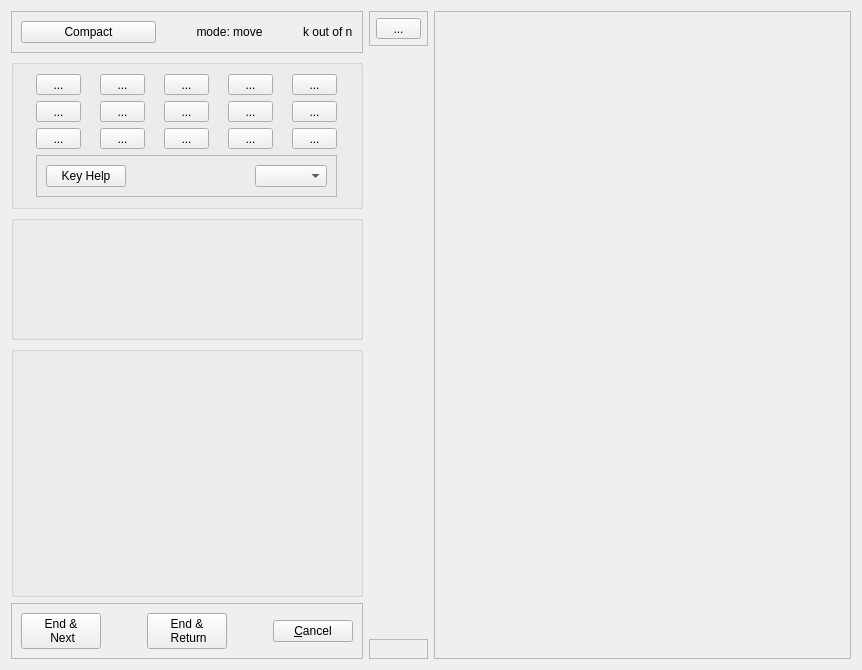
This is qtCreatorFiles/ui_annotator_righthandmouse.ui in plomgrading/plom as Qt 5 draws it before an edit. The edited form follows.
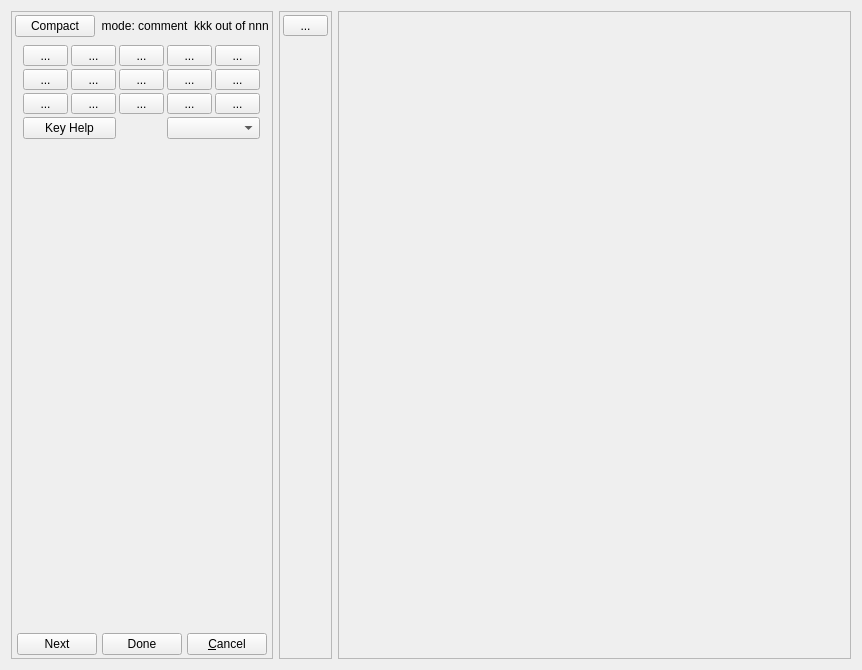
This is the edited form.

Commit message: Massaging of margins etc in annotator

What changed in the file:
```diff
--- a/qtCreatorFiles/ui_annotator_righthandmouse.ui
+++ b/qtCreatorFiles/ui_annotator_righthandmouse.ui
@@ -17,11 +17,159 @@
    <string>Annotate paper</string>
   </property>
   <layout class="QGridLayout" name="gridLayout">
+   <item row="0" column="3" rowspan="5">
+    <widget class="QFrame" name="pageFrame">
+     <property name="sizePolicy">
+      <sizepolicy hsizetype="Preferred" vsizetype="Preferred">
+       <horstretch>2</horstretch>
+       <verstretch>0</verstretch>
+      </sizepolicy>
+     </property>
+     <property name="frameShape">
+      <enum>QFrame::StyledPanel</enum>
+     </property>
+     <property name="frameShadow">
+      <enum>QFrame::Raised</enum>
+     </property>
+     <layout class="QGridLayout" name="pageFrameGrid">
+      <property name="leftMargin">
+       <number>3</number>
+      </property>
+      <property name="topMargin">
+       <number>3</number>
+      </property>
+      <property name="rightMargin">
+       <number>3</number>
+      </property>
+      <property name="bottomMargin">
+       <number>3</number>
+      </property>
+     </layout>
+    </widget>
+   </item>
+   <item row="0" column="2" rowspan="5">
+    <widget class="QFrame" name="revealBox0">
+     <property name="frameShape">
+      <enum>QFrame::StyledPanel</enum>
+     </property>
+     <property name="frameShadow">
+      <enum>QFrame::Raised</enum>
+     </property>
+     <layout class="QVBoxLayout" name="verticalLayout_2">
+      <property name="spacing">
+       <number>0</number>
+      </property>
+      <property name="leftMargin">
+       <number>0</number>
+      </property>
+      <property name="topMargin">
+       <number>0</number>
+      </property>
+      <property name="rightMargin">
+       <number>0</number>
+      </property>
+      <property name="bottomMargin">
+       <number>0</number>
+      </property>
+      <item alignment="Qt::AlignTop">
+       <widget class="QFrame" name="revealBox1">
+        <property name="sizePolicy">
+         <sizepolicy hsizetype="Preferred" vsizetype="Minimum">
+          <horstretch>0</horstretch>
+          <verstretch>0</verstretch>
+         </sizepolicy>
+        </property>
+        <property name="frameShape">
+         <enum>QFrame::NoFrame</enum>
+        </property>
+        <property name="frameShadow">
+         <enum>QFrame::Raised</enum>
+        </property>
+        <layout class="QGridLayout" name="revealLayout">
+         <property name="leftMargin">
+          <number>3</number>
+         </property>
+         <property name="topMargin">
+          <number>3</number>
+         </property>
+         <property name="rightMargin">
+          <number>3</number>
+         </property>
+         <property name="bottomMargin">
+          <number>3</number>
+         </property>
+         <property name="spacing">
+          <number>3</number>
+         </property>
+         <item row="1" column="0">
+          <widget class="QToolButton" name="deltaButton">
+           <property name="sizePolicy">
+            <sizepolicy hsizetype="Fixed" vsizetype="Fixed">
+             <horstretch>0</horstretch>
+             <verstretch>0</verstretch>
+            </sizepolicy>
+           </property>
+           <property name="minimumSize">
+            <size>
+             <width>45</width>
+             <height>0</height>
+            </size>
+           </property>
+           <property name="text">
+            <string>...</string>
+           </property>
+          </widget>
+         </item>
+        </layout>
+       </widget>
+      </item>
+      <item alignment="Qt::AlignHCenter|Qt::AlignBottom">
+       <widget class="QFrame" name="revealBox2">
+        <property name="sizePolicy">
+         <sizepolicy hsizetype="Preferred" vsizetype="Minimum">
+          <horstretch>0</horstretch>
+          <verstretch>0</verstretch>
+         </sizepolicy>
+        </property>
+        <property name="frameShape">
+         <enum>QFrame::NoFrame</enum>
+        </property>
+        <property name="frameShadow">
+         <enum>QFrame::Raised</enum>
+        </property>
+        <layout class="QVBoxLayout" name="revealLayout2">
+         <property name="spacing">
+          <number>3</number>
+         </property>
+         <property name="leftMargin">
+          <number>3</number>
+         </property>
+         <property name="topMargin">
+          <number>3</number>
+         </property>
+         <property name="rightMargin">
+          <number>3</number>
+         </property>
+         <property name="bottomMargin">
+          <number>3</number>
+         </property>
+        </layout>
+       </widget>
+      </item>
+     </layout>
+    </widget>
+   </item>
    <item row="0" column="1" rowspan="5">
     <widget class="QFrame" name="hideableBox">
-     <layout class="QVBoxLayout" name="verticalLayout">
+     <property name="frameShape">
+      <enum>QFrame::StyledPanel</enum>
+     </property>
+     <property name="frameShadow">
+      <enum>QFrame::Raised</enum>
+     </property>
+     <layout class="QVBoxLayout" name="verticalLayout" stretch="0,0,0,0,0">
       <property name="spacing">
-       <number>6</number>
+       <number>2</number>
       </property>
       <property name="leftMargin">
        <number>0</number>
@@ -35,19 +183,40 @@
       <property name="bottomMargin">
        <number>0</number>
       </property>
-      <item>
+      <item alignment="Qt::AlignHCenter">
        <widget class="QFrame" name="frame_3">
+        <property name="sizePolicy">
+         <sizepolicy hsizetype="Minimum" vsizetype="Minimum">
+          <horstretch>0</horstretch>
+          <verstretch>0</verstretch>
+         </sizepolicy>
+        </property>
         <property name="frameShape">
-         <enum>QFrame::StyledPanel</enum>
+         <enum>QFrame::NoFrame</enum>
         </property>
         <property name="frameShadow">
-         <enum>QFrame::Raised</enum>
+         <enum>QFrame::Plain</enum>
         </property>
-        <layout class="QHBoxLayout" name="modeLayout">
+        <layout class="QHBoxLayout" name="modeLayout" stretch="0,0,0">
+         <property name="spacing">
+          <number>6</number>
+         </property>
+         <property name="leftMargin">
+          <number>3</number>
+         </property>
+         <property name="topMargin">
+          <number>3</number>
+         </property>
+         <property name="rightMargin">
+          <number>3</number>
+         </property>
+         <property name="bottomMargin">
+          <number>3</number>
+         </property>
          <item>
           <widget class="QPushButton" name="hideButton">
            <property name="sizePolicy">
-            <sizepolicy hsizetype="Preferred" vsizetype="Fixed">
+            <sizepolicy hsizetype="Fixed" vsizetype="Fixed">
              <horstretch>1</horstretch>
              <verstretch>0</verstretch>
             </sizepolicy>
@@ -60,13 +229,13 @@
          <item>
           <widget class="QLabel" name="modeLabel">
            <property name="sizePolicy">
-            <sizepolicy hsizetype="Preferred" vsizetype="Preferred">
+            <sizepolicy hsizetype="Fixed" vsizetype="Preferred">
              <horstretch>1</horstretch>
              <verstretch>0</verstretch>
             </sizepolicy>
            </property>
            <property name="text">
-            <string>mode: move</string>
+            <string>mode: comment</string>
            </property>
            <property name="alignment">
             <set>Qt::AlignCenter</set>
@@ -75,26 +244,44 @@
          </item>
          <item>
           <widget class="QLabel" name="markLabel">
+           <property name="sizePolicy">
+            <sizepolicy hsizetype="Fixed" vsizetype="Preferred">
+             <horstretch>0</horstretch>
+             <verstretch>0</verstretch>
+            </sizepolicy>
+           </property>
            <property name="text">
-            <string>k out of n</string>
+            <string>kkk out of nnn</string>
            </property>
           </widget>
          </item>
         </layout>
        </widget>
       </item>
-      <item>
-       <widget class="QGroupBox" name="groupBox">
+      <item alignment="Qt::AlignHCenter">
+       <widget class="QFrame" name="frame">
         <property name="sizePolicy">
-         <sizepolicy hsizetype="Preferred" vsizetype="Preferred">
+         <sizepolicy hsizetype="Fixed" vsizetype="Fixed">
           <horstretch>0</horstretch>
-          <verstretch>1</verstretch>
+          <verstretch>0</verstretch>
          </sizepolicy>
         </property>
-        <property name="title">
-         <string/>
-        </property>
-        <layout class="QGridLayout" name="toolLayout">
+        <layout class="QGridLayout" name="toolLayout" rowstretch="0,0,0,0,0">
+         <property name="leftMargin">
+          <number>3</number>
+         </property>
+         <property name="topMargin">
+          <number>3</number>
+         </property>
+         <property name="rightMargin">
+          <number>3</number>
+         </property>
+         <property name="bottomMargin">
+          <number>3</number>
+         </property>
+         <property name="spacing">
+          <number>3</number>
+         </property>
          <item row="0" column="4">
           <widget class="QToolButton" name="crossButton">
            <property name="minimumSize">
@@ -347,55 +534,27 @@
            </property>
           </widget>
          </item>
-         <item row="5" column="2" colspan="5">
-          <widget class="QFrame" name="frame">
-           <property name="frameShape">
-            <enum>QFrame::StyledPanel</enum>
+         <item row="4" column="2" colspan="2">
+          <widget class="QPushButton" name="keyHelpButton">
+           <property name="text">
+            <string>Key Help</string>
            </property>
-           <property name="frameShadow">
-            <enum>QFrame::Raised</enum>
-           </property>
-           <layout class="QGridLayout" name="gridLayout_4">
-            <item row="0" column="1">
-             <spacer name="horizontalSpacer_2">
-              <property name="orientation">
-               <enum>Qt::Horizontal</enum>
-              </property>
-              <property name="sizeHint" stdset="0">
-               <size>
-                <width>40</width>
-                <height>20</height>
-               </size>
-              </property>
-             </spacer>
-            </item>
-            <item row="0" column="0">
-             <widget class="QPushButton" name="keyHelpButton">
-              <property name="text">
-               <string>Key Help</string>
-              </property>
-             </widget>
-            </item>
-            <item row="0" column="2">
-             <widget class="QComboBox" name="zoomCB"/>
-            </item>
-           </layout>
           </widget>
          </item>
+         <item row="4" column="5" colspan="2">
+          <widget class="QComboBox" name="zoomCB"/>
+         </item>
         </layout>
        </widget>
       </item>
       <item>
-       <widget class="QGroupBox" name="markBox">
+       <widget class="QFrame" name="markBox">
         <property name="sizePolicy">
-         <sizepolicy hsizetype="Preferred" vsizetype="Preferred">
+         <sizepolicy hsizetype="Minimum" vsizetype="Preferred">
           <horstretch>0</horstretch>
-          <verstretch>1</verstretch>
+          <verstretch>0</verstretch>
          </sizepolicy>
         </property>
-        <property name="title">
-         <string/>
-        </property>
         <layout class="QGridLayout" name="markGrid">
          <property name="leftMargin">
           <number>3</number>
@@ -416,16 +575,13 @@
        </widget>
       </item>
       <item>
-       <widget class="QGroupBox" name="groupBox_3">
+       <widget class="QFrame" name="frame_3">
         <property name="sizePolicy">
-         <sizepolicy hsizetype="Preferred" vsizetype="Preferred">
+         <sizepolicy hsizetype="Preferred" vsizetype="Expanding">
           <horstretch>0</horstretch>
           <verstretch>2</verstretch>
          </sizepolicy>
         </property>
-        <property name="title">
-         <string/>
-        </property>
         <layout class="QGridLayout" name="commentGrid">
          <property name="leftMargin">
           <number>3</number>
@@ -448,30 +604,63 @@
       <item>
        <widget class="QFrame" name="frame_2">
         <property name="frameShape">
-         <enum>QFrame::StyledPanel</enum>
+         <enum>QFrame::NoFrame</enum>
         </property>
         <property name="frameShadow">
-         <enum>QFrame::Raised</enum>
+         <enum>QFrame::Plain</enum>
         </property>
-        <layout class="QGridLayout" name="ebLayout">
-         <item row="0" column="2">
+        <layout class="QHBoxLayout" name="ebLayout">
+         <property name="spacing">
+          <number>3</number>
+         </property>
+         <property name="leftMargin">
+          <number>3</number>
+         </property>
+         <property name="topMargin">
+          <number>3</number>
+         </property>
+         <property name="rightMargin">
+          <number>3</number>
+         </property>
+         <property name="bottomMargin">
+          <number>3</number>
+         </property>
+         <item>
+          <widget class="QPushButton" name="finishedButton">
+           <property name="sizePolicy">
+            <sizepolicy hsizetype="Fixed" vsizetype="Fixed">
+             <horstretch>0</horstretch>
+             <verstretch>0</verstretch>
+            </sizepolicy>
+           </property>
+           <property name="toolTip">
+            <string>Save and move to the next paper</string>
+           </property>
+           <property name="whatsThis">
+            <string/>
+           </property>
+           <property name="text">
+            <string>Next</string>
+           </property>
+          </widget>
+         </item>
+         <item>
           <widget class="QPushButton" name="finishNoRelaunchButton">
            <property name="sizePolicy">
-            <sizepolicy hsizetype="Expanding" vsizetype="Fixed">
+            <sizepolicy hsizetype="Fixed" vsizetype="Fixed">
              <horstretch>0</horstretch>
              <verstretch>0</verstretch>
             </sizepolicy>
            </property>
            <property name="text">
-            <string>End &amp;&amp; 
- Return</string>
+            <string>Done</string>
            </property>
           </widget>
          </item>
-         <item row="0" column="4">
+         <item>
           <widget class="QPushButton" name="cancelButton">
            <property name="sizePolicy">
-            <sizepolicy hsizetype="Expanding" vsizetype="Fixed">
+            <sizepolicy hsizetype="Fixed" vsizetype="Fixed">
              <horstretch>0</horstretch>
              <verstretch>0</verstretch>
             </sizepolicy>
@@ -481,178 +670,12 @@
            </property>
           </widget>
          </item>
-         <item row="0" column="0">
-          <widget class="QPushButton" name="finishedButton">
-           <property name="sizePolicy">
-            <sizepolicy hsizetype="Expanding" vsizetype="Fixed">
-             <horstretch>0</horstretch>
-             <verstretch>0</verstretch>
-            </sizepolicy>
-           </property>
-           <property name="text">
-            <string>End &amp;&amp; 
- Next</string>
-           </property>
-          </widget>
-         </item>
-         <item row="0" column="1">
-          <spacer name="horizontalSpacer">
-           <property name="orientation">
-            <enum>Qt::Horizontal</enum>
-           </property>
-           <property name="sizeHint" stdset="0">
-            <size>
-             <width>40</width>
-             <height>20</height>
-            </size>
-           </property>
-          </spacer>
-         </item>
-         <item row="0" column="3">
-          <spacer name="horizontalSpacer_4">
-           <property name="orientation">
-            <enum>Qt::Horizontal</enum>
-           </property>
-           <property name="sizeHint" stdset="0">
-            <size>
-             <width>40</width>
-             <height>20</height>
-            </size>
-           </property>
-          </spacer>
-         </item>
         </layout>
        </widget>
       </item>
      </layout>
     </widget>
    </item>
-   <item row="0" column="3" rowspan="5">
-    <widget class="QFrame" name="pageFrame">
-     <property name="sizePolicy">
-      <sizepolicy hsizetype="Preferred" vsizetype="Preferred">
-       <horstretch>2</horstretch>
-       <verstretch>0</verstretch>
-      </sizepolicy>
-     </property>
-     <property name="frameShape">
-      <enum>QFrame::StyledPanel</enum>
-     </property>
-     <property name="frameShadow">
-      <enum>QFrame::Raised</enum>
-     </property>
-     <layout class="QGridLayout" name="pageFrameGrid">
-      <property name="leftMargin">
-       <number>3</number>
-      </property>
-      <property name="topMargin">
-       <number>3</number>
-      </property>
-      <property name="rightMargin">
-       <number>3</number>
-      </property>
-      <property name="bottomMargin">
-       <number>3</number>
-      </property>
-     </layout>
-    </widget>
-   </item>
-   <item row="0" column="2" rowspan="5">
-    <widget class="QFrame" name="revealBox0">
-     <property name="frameShape">
-      <enum>QFrame::NoFrame</enum>
-     </property>
-     <property name="frameShadow">
-      <enum>QFrame::Raised</enum>
-     </property>
-     <layout class="QVBoxLayout" name="verticalLayout_2">
-      <property name="spacing">
-       <number>0</number>
-      </property>
-      <property name="leftMargin">
-       <number>0</number>
-      </property>
-      <property name="topMargin">
-       <number>0</number>
-      </property>
-      <property name="rightMargin">
-       <number>0</number>
-      </property>
-      <property name="bottomMargin">
-       <number>0</number>
-      </property>
-      <item alignment="Qt::AlignTop">
-       <widget class="QFrame" name="revealBox1">
-        <property name="sizePolicy">
-         <sizepolicy hsizetype="Preferred" vsizetype="Minimum">
-          <horstretch>0</horstretch>
-          <verstretch>0</verstretch>
-         </sizepolicy>
-        </property>
-        <property name="frameShape">
-         <enum>QFrame::StyledPanel</enum>
-        </property>
-        <property name="frameShadow">
-         <enum>QFrame::Raised</enum>
-        </property>
-        <layout class="QGridLayout" name="revealLayout">
-         <property name="leftMargin">
-          <number>6</number>
-         </property>
-         <property name="topMargin">
-          <number>6</number>
-         </property>
-         <property name="rightMargin">
-          <number>6</number>
-         </property>
-         <property name="bottomMargin">
-          <number>6</number>
-         </property>
-         <property name="spacing">
-          <number>6</number>
-         </property>
-         <item row="1" column="0">
-          <widget class="QToolButton" name="deltaButton">
-           <property name="sizePolicy">
-            <sizepolicy hsizetype="Fixed" vsizetype="Fixed">
-             <horstretch>0</horstretch>
-             <verstretch>0</verstretch>
-            </sizepolicy>
-           </property>
-           <property name="minimumSize">
-            <size>
-             <width>45</width>
-             <height>0</height>
-            </size>
-           </property>
-           <property name="text">
-            <string>...</string>
-           </property>
-          </widget>
-         </item>
-        </layout>
-       </widget>
-      </item>
-      <item alignment="Qt::AlignBottom">
-       <widget class="QFrame" name="revealBox2">
-        <property name="sizePolicy">
-         <sizepolicy hsizetype="Preferred" vsizetype="Minimum">
-          <horstretch>0</horstretch>
-          <verstretch>0</verstretch>
-         </sizepolicy>
-        </property>
-        <property name="frameShape">
-         <enum>QFrame::StyledPanel</enum>
-        </property>
-        <property name="frameShadow">
-         <enum>QFrame::Raised</enum>
-        </property>
-        <layout class="QVBoxLayout" name="revealLayout2"/>
-       </widget>
-      </item>
-     </layout>
-    </widget>
-   </item>
   </layout>
  </widget>
  <tabstops>
```
Left out of the diff: 6 changed lines with no effect on the pictures. The commit also changes 2 other files.
